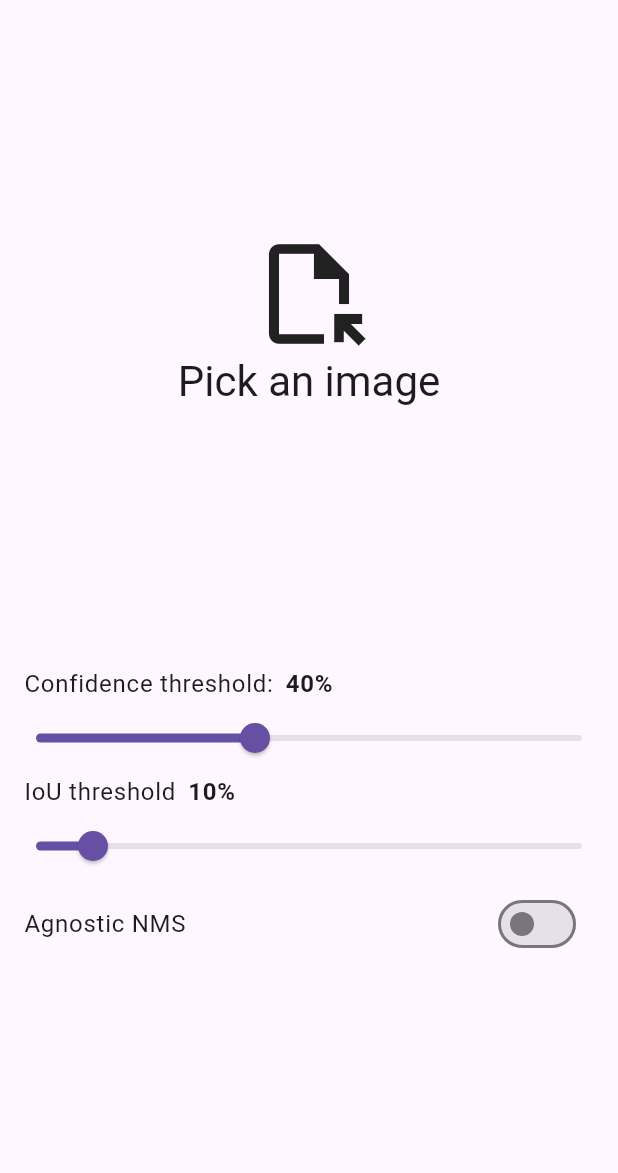
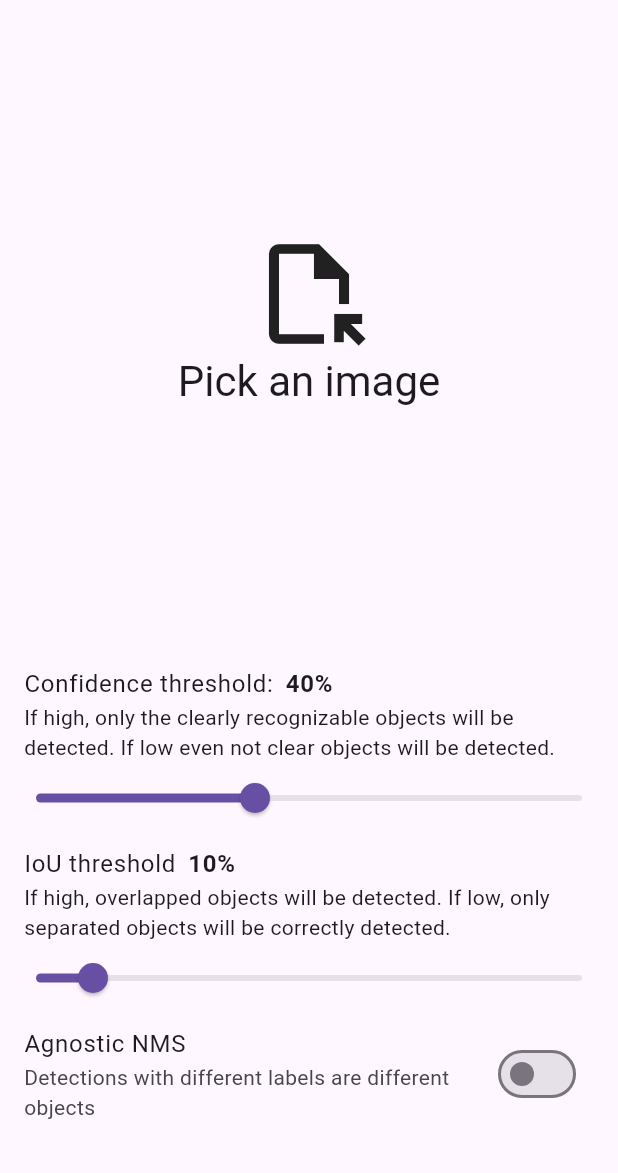
Before and after one commit to ferraridamiano/yolo_flutter, a Flutter app: the screen it shows after launch, on a phone screen of 412 x 824 dp, the part 63-1236 px from its top. Run offline on Flutter 3.47's test engine with Material 3 defaults, Android fonts, the phone set to English and light mode, and no system bars; our stand-ins replace image_picker; missing offline and left inert: tflite_flutter.

Commit message:
Explain the post processing thresholds

```diff
--- a/lib/home_page.dart
+++ b/lib/home_page.dart
@@ -57,6 +57,8 @@ class _HomePageState extends State<HomePage> {
     final ImagePicker picker = ImagePicker();
 
     final double displayWidth = MediaQuery.of(context).size.width;
+
+    const textPadding = EdgeInsets.symmetric(horizontal: 16);
 
     double resizeFactor = 1;
 
@@ -131,7 +133,7 @@ class _HomePageState extends State<HomePage> {
           ),
           const SizedBox(height: 30),
           Padding(
-            padding: const EdgeInsets.symmetric(horizontal: 16),
+            padding: textPadding,
             child: Row(
               children: [
                 Text(
@@ -149,6 +151,12 @@ class _HomePageState extends State<HomePage> {
               ],
             ),
           ),
+          const Padding(
+            padding: textPadding,
+            child: Text(
+              'If high, only the clearly recognizable objects will be detected. If low even not clear objects will be detected.',
+            ),
+          ),
           Slider(
             value: confidenceThreshold,
             min: 0,
@@ -161,8 +169,9 @@ class _HomePageState extends State<HomePage> {
               });
             },
           ),
+          const SizedBox(height: 8),
           Padding(
-            padding: const EdgeInsets.symmetric(horizontal: 16),
+            padding: textPadding,
             child: Row(
               children: [
                 Text(
@@ -178,6 +187,12 @@ class _HomePageState extends State<HomePage> {
                       ?.copyWith(fontWeight: FontWeight.bold),
                 ),
               ],
+            ),
+          ),
+          const Padding(
+            padding: textPadding,
+            child: Text(
+              'If high, overlapped objects will be detected. If low, only separated objects will be correctly detected.',
             ),
           ),
           Slider(
@@ -197,6 +212,11 @@ class _HomePageState extends State<HomePage> {
             title: Text(
               'Agnostic NMS',
               style: Theme.of(context).textTheme.bodyLarge,
+            ),
+            subtitle: Text(
+              agnosticNMS
+                  ? 'Treat all the detections as the same object'
+                  : 'Detections with different labels are different objects',
             ),
             onChanged: (value) {
               setState(() {
```
